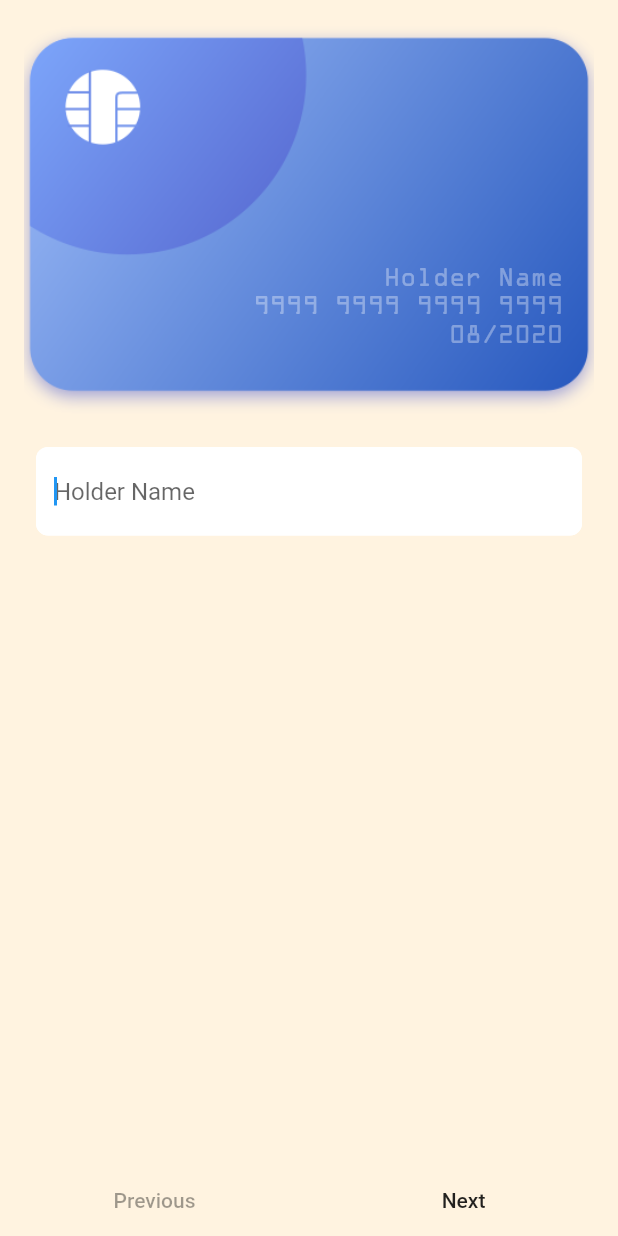
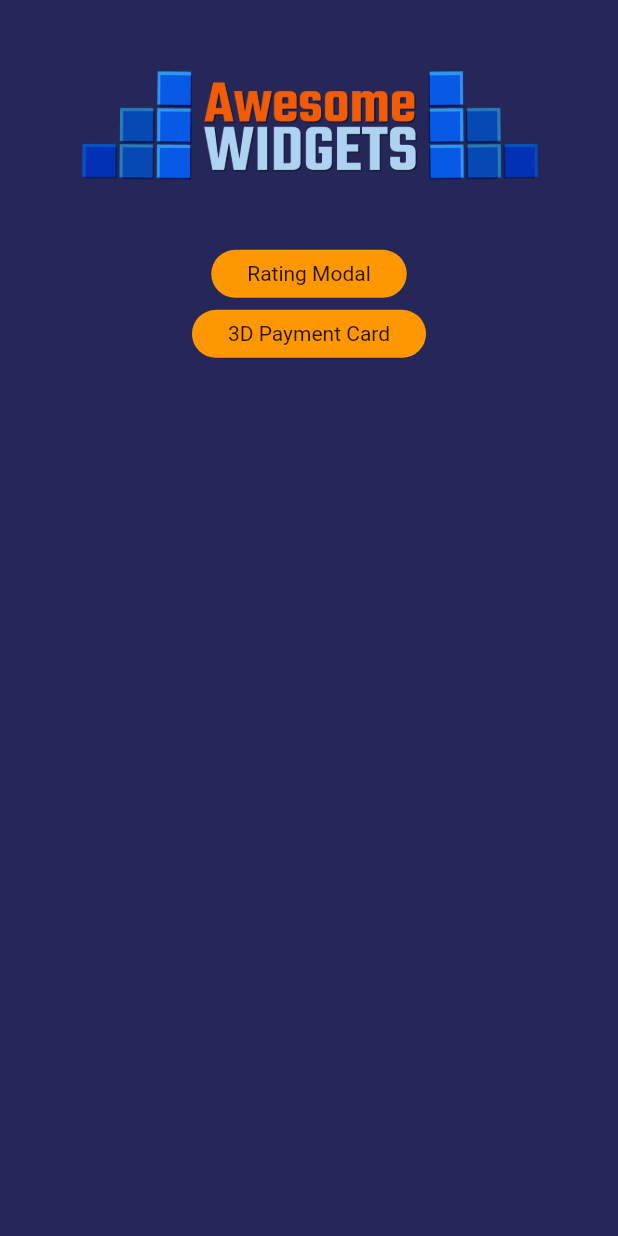
Before and after one commit to ogustavobelo/awesome-widgets, a Flutter app: the screen it shows after launch, on a phone screen of 412 x 824 dp. Run offline on Flutter 3.47's test engine with Material 2 defaults, Android fonts, the phone set to English and light mode, and no system bars; our stand-ins replace flutter_masked_text; missing offline and left inert: credit_card_type_detector.

Commit message:
feat: home screen added

```diff
--- a/lib/main.dart
+++ b/lib/main.dart
@@ -2,6 +2,7 @@ import 'dart:async';
 
 import 'package:awesome_widgets/core/routes/routes.dart';
 import 'package:awesome_widgets/screens/3dPaymentCard/3dPaymentCard.screen.dart';
+import 'package:awesome_widgets/screens/home/home.screen.dart';
 import 'package:awesome_widgets/screens/rating/rating.screen.dart';
 import 'package:flutter/material.dart';
 import 'package:flutter/services.dart';
@@ -24,7 +25,7 @@ class MyApp extends StatelessWidget {
       debugShowCheckedModeBanner: false,
       initialRoute: Routes.initial,
       routes: {
-        Routes.initial: (context) => PaymentCardScreen(),
+        Routes.initial: (context) => HomeScreen(),
         Routes.reviewModal: (context) => RatingScreen(),
         Routes.paymentCard3d: (context) => PaymentCardScreen(),
       },
--- a/lib/screens/3dPaymentCard/3dPaymentCard.screen.dart
+++ b/lib/screens/3dPaymentCard/3dPaymentCard.screen.dart
@@ -76,6 +76,10 @@ class _PaymentCardScreenState extends State<PaymentCardScreen>
     }
 
     return Scaffold(
+      appBar: AppBar(
+        elevation: 0.0,
+        backgroundColor: Colors.orange[50],
+      ),
       backgroundColor: Colors.orange[50],
       body: Column(
         children: <Widget>[
--- /dev/null
+++ b/lib/screens/home/home.screen.dart
@@ -0,0 +1,56 @@
+import 'package:awesome_widgets/core/routes/routes.dart';
+import 'package:awesome_widgets/sharedWidgets/animatedRoundedButton/rounded.button.dart';
+import 'package:flutter/material.dart';
+
+class HomeScreen extends StatefulWidget {
+  @override
+  _HomeScreenState createState() => _HomeScreenState();
+}
+
+class _HomeScreenState extends State<HomeScreen> {
+  @override
+  Widget build(BuildContext context) {
+    return Scaffold(
+      backgroundColor: Color(0xFF252759),
+      body: Column(
+        children: <Widget>[
+          Padding(
+            padding: const EdgeInsets.symmetric(horizontal:8.0, vertical: 24.0),
+            child: Image.asset("assets/logo/awesome_widgets_logo.png"),
+          ),
+          ListView(
+            physics: NeverScrollableScrollPhysics(),
+            shrinkWrap: true,
+            children: <Widget>[
+              Container(
+                alignment: Alignment.center,
+                margin: EdgeInsets.only(bottom: 8.0),
+                child: AnimatedRoundedButton(
+                      text: "Rating Modal",
+                      color: Colors.orange,
+                      onPressed: ()  {
+                        Navigator.pushNamed(context, Routes.reviewModal);
+                      },
+                    ),
+              ),
+              Container(
+                alignment: Alignment.center,
+                margin: EdgeInsets.only(bottom: 8.0),
+                child: AnimatedRoundedButton(
+                      text: "3D Payment Card",
+                      color: Colors.orange,
+                      onPressed: ()  {
+                        Navigator.pushNamed(context, Routes.paymentCard3d);
+                      },
+                    ),
+              ),
+
+            ],
+          )
+
+        ],
+      ),
+
+    );
+  }
+}
--- a/lib/screens/rating/rating.screen.dart
+++ b/lib/screens/rating/rating.screen.dart
@@ -14,6 +14,10 @@ class _RatingScreenState extends State<RatingScreen> {
   Widget build(BuildContext context) {
     final Size size = MediaQuery.of(context).size;
     return Scaffold(
+      appBar: AppBar(
+        elevation: 0.0,
+        backgroundColor: Colors.teal[100],
+      ),
       body: Container(
           width: size.width,
           height: size.height,
--- a/pubspec.yaml
+++ b/pubspec.yaml
@@ -50,6 +50,7 @@ flutter:
   # To add assets to your application, add an assets section, like this:
   assets:
     - assets/paymentCard/
+    - assets/logo/
 
   # An image asset can refer to one or more resolution-specific "variants", see
   # https://flutter.dev/assets-and-images/#resolution-aware.
```
